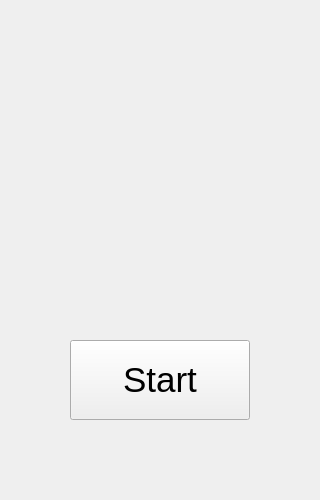
Old version of the form start.ui in the repository Hasirati/Calendar.
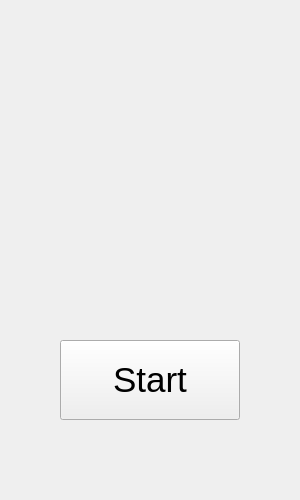
New version of the form. Icons and pictures are not drawn.

```diff
--- a/start.ui
+++ b/start.ui
@@ -6,7 +6,7 @@
    <rect>
     <x>0</x>
     <y>0</y>
-    <width>320</width>
+    <width>300</width>
     <height>500</height>
    </rect>
   </property>
@@ -16,7 +16,7 @@
   <widget class="QPushButton" name="pb_start">
    <property name="geometry">
     <rect>
-     <x>70</x>
+     <x>60</x>
      <y>340</y>
      <width>180</width>
      <height>80</height>
```
Left out of the diff: 43 changed lines with no effect on the pictures.
